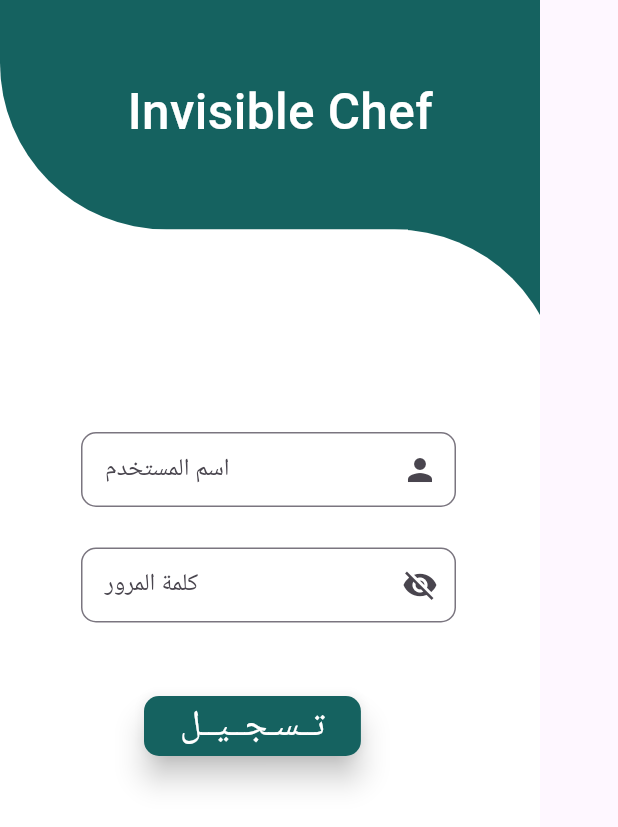
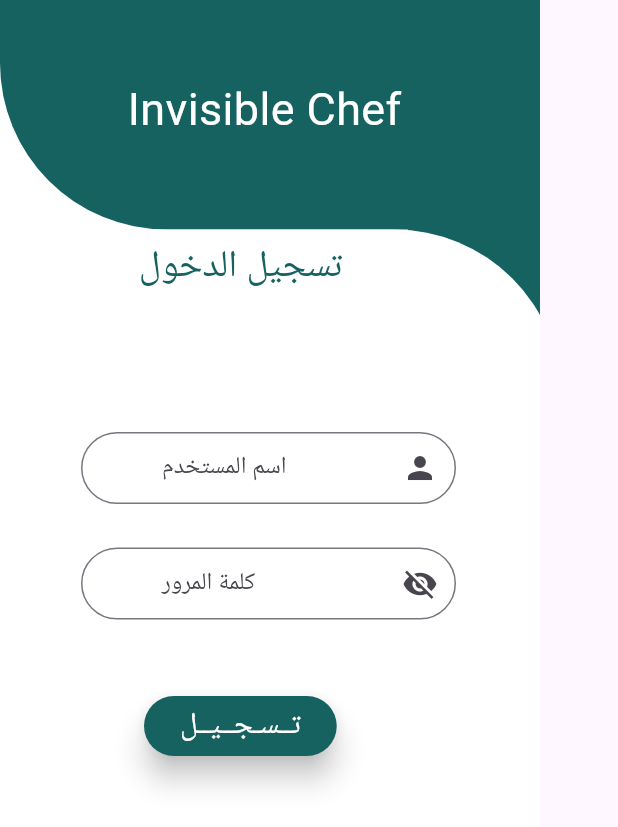
Before and after one commit to nuhanaser/admin1, a Flutter app: the screen it shows after launch, on a phone screen of 412 x 824 dp. Shown: the top 827 px of the screen. Run offline on Flutter 3.47's test engine with Material 3 defaults, Android fonts, the phone set to English and light mode, and no system bars; our stand-ins replace flutter_translate, google_fonts; Roboto replaces fonts that are missing (Tajawal).

Commit message:
Update main.dart 8-5

```diff
--- a/lib/main.dart
+++ b/lib/main.dart
@@ -47,8 +47,8 @@ class MyApp extends StatelessWidget {
             useMaterial3: true,
           ),
           //home: statisPage(), // for statistics
-        home: firstPage(), // for welcome
-        //home: MyHomePage() //login
+          //home: firstPage(), // for welcome
+          home: MyHomePage() //login
           //home: const foodPage(),
           //home:favPage(favoriteImagePaths: favoriteImagePaths)
           ),
@@ -171,23 +171,23 @@ class _MyHomePageState extends State<MyHomePage> {
                             'Invisible Chef',
                             style: TextStyle(
                               color: Colors.white,
-                              fontSize: 33,
+                              fontSize: 30,
                               fontFamily: 'Tajawal',
-                              fontWeight: FontWeight.w500,
+                              fontWeight: FontWeight.normal,
                               height: 0,
                             ),
                           ),
                         ),
-                        Positioned(
+                        const Positioned(
                           left: 100,
-                          top: 200,
+                          top: (800 - 10) / 2,
                           child: Text(
-                            'تسجيل دخول',
+                            ' تسجيل الدخول',
                             style: TextStyle(
                               color: Color(0xFF156260),
-                              fontSize: 27,
+                              fontSize: 25,
                               fontFamily: 'Tajawal',
-                              fontWeight: FontWeight.w600,
+                              fontWeight: FontWeight.normal,
                               height: 0,
                             ),
                           ),
@@ -204,8 +204,11 @@ class _MyHomePageState extends State<MyHomePage> {
                                 hintText: "أدخل اسم المتسخدم",
                                 hintStyle: const TextStyle(fontSize: 14),
                                 border: OutlineInputBorder(
-                                  borderRadius: BorderRadius.circular(10.0),
+                                  borderRadius: BorderRadius.circular(100.0),
                                 ),
+                                contentPadding: const EdgeInsets.symmetric(
+                                    horizontal: 50), // Adjust padding here
+
                                 suffixIcon: const Icon(
                                     Icons.person), // Add the icon here
                               ),
@@ -228,9 +231,11 @@ class _MyHomePageState extends State<MyHomePage> {
                                 hintStyle: const TextStyle(fontSize: 14),
 
                                 border: OutlineInputBorder(
-                                  borderRadius: BorderRadius.circular(10.0),
+                                  borderRadius: BorderRadius.circular(100.0),
                                 ),
                                 // إضافة زر لتبديل رؤية كلمة المرور
+                                contentPadding:
+                                    const EdgeInsets.symmetric(horizontal: 50),
                                 suffixIcon: IconButton(
                                   icon: Icon(
                                     _showPassword
@@ -264,7 +269,7 @@ class _MyHomePageState extends State<MyHomePage> {
                                   const Color(0xFF156260), // لون الخلفية
                               shape: RoundedRectangleBorder(
                                 borderRadius:
-                                    BorderRadius.circular(10.0), // شكل الحواف
+                                    BorderRadius.circular(100.0), // شكل الحواف
                               ),
                               elevation: 8, // ارتفاع الظل
                             ),
@@ -272,9 +277,9 @@ class _MyHomePageState extends State<MyHomePage> {
                               'تــسـجــيــل',
                               style: TextStyle(
                                 color: Colors.white,
-                                fontSize: 24,
+                                fontSize: 20,
                                 fontFamily: 'Tajawal',
-                                fontWeight: FontWeight.w500,
+                                fontWeight: FontWeight.normal,
                                 height: 0,
                               ),
                             ),
```
Lines whose indentation alone changed are shown as unchanged.
